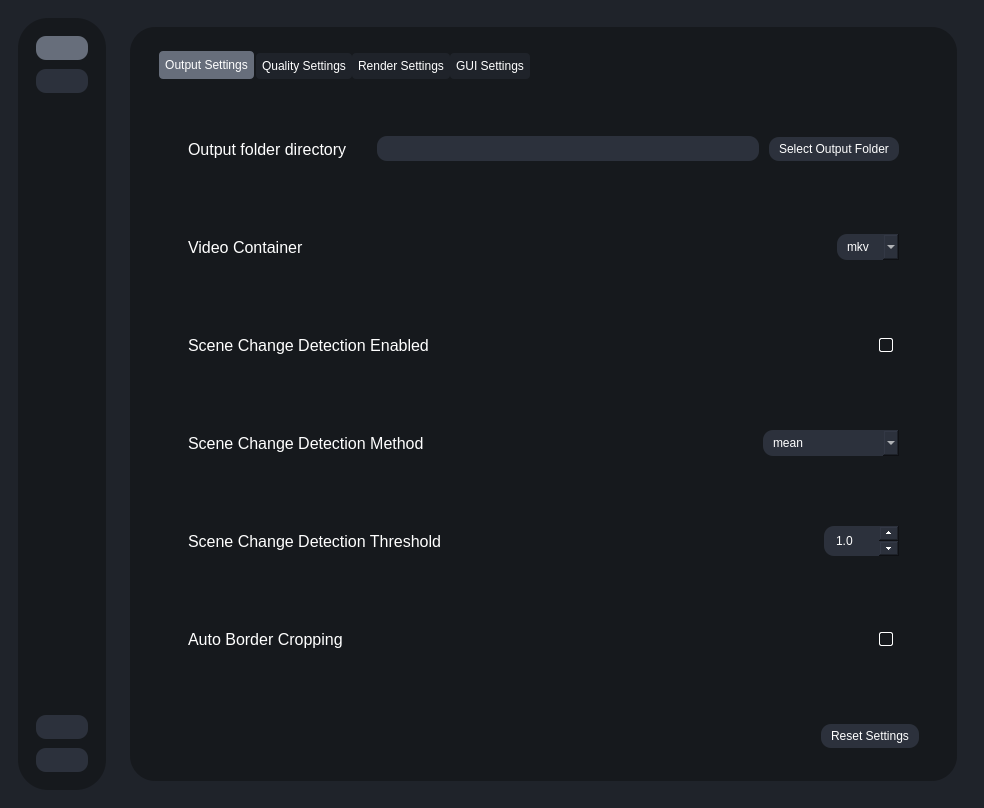
This is testRVEInterface.ui in TNTwise/Rife-ESRGAN-App-Linux-QT as Qt 5 draws it before an edit. The edited form follows.
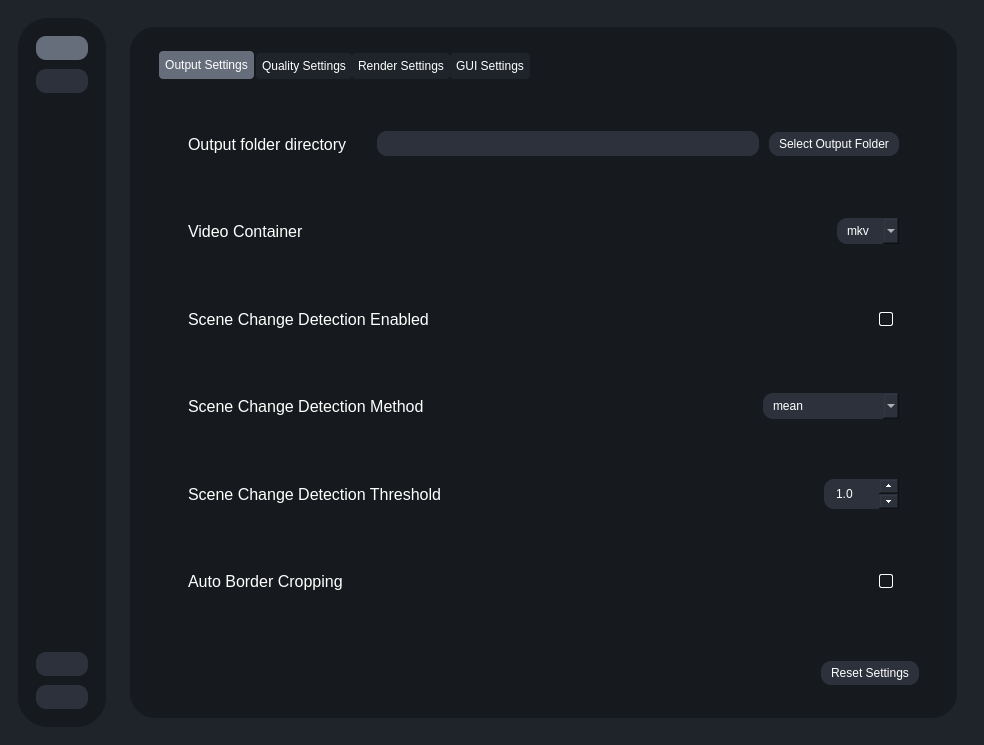
This is the edited form. Icons and pictures are not drawn.

Commit message: add vaapi encoding to frontend

What changed in the file:
```diff
--- a/testRVEInterface.ui
+++ b/testRVEInterface.ui
@@ -7,7 +7,7 @@
     <x>0</x>
     <y>0</y>
     <width>984</width>
-    <height>808</height>
+    <height>707</height>
    </rect>
   </property>
   <property name="windowTitle">
```
The commit also changes 1 other file.
